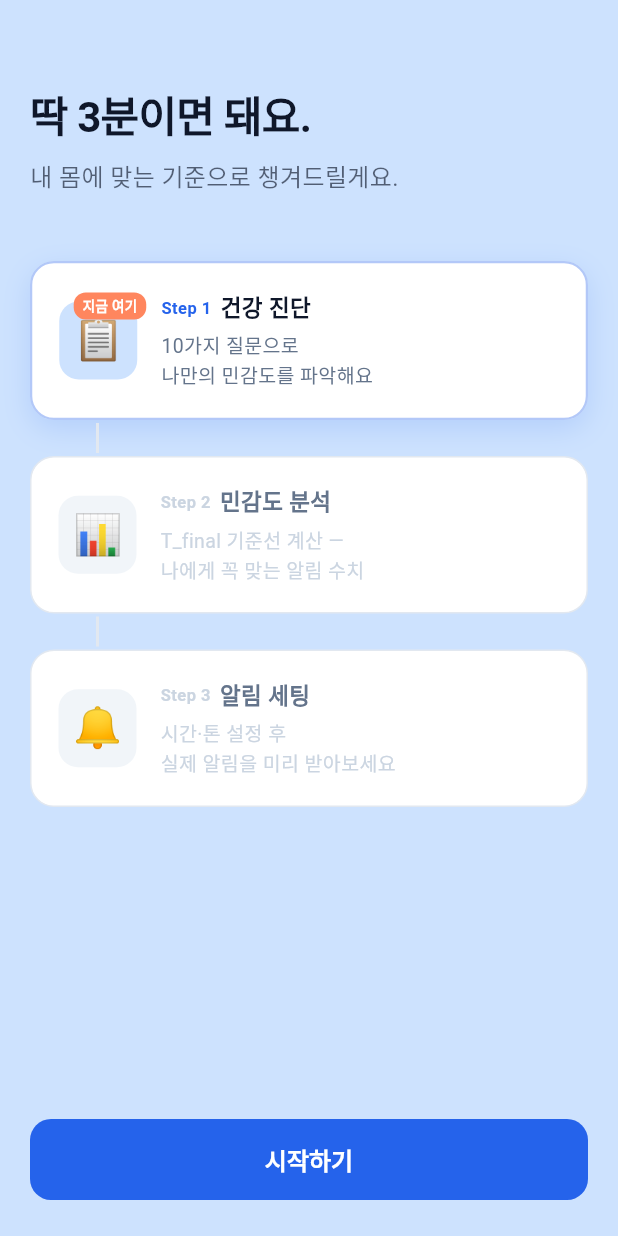
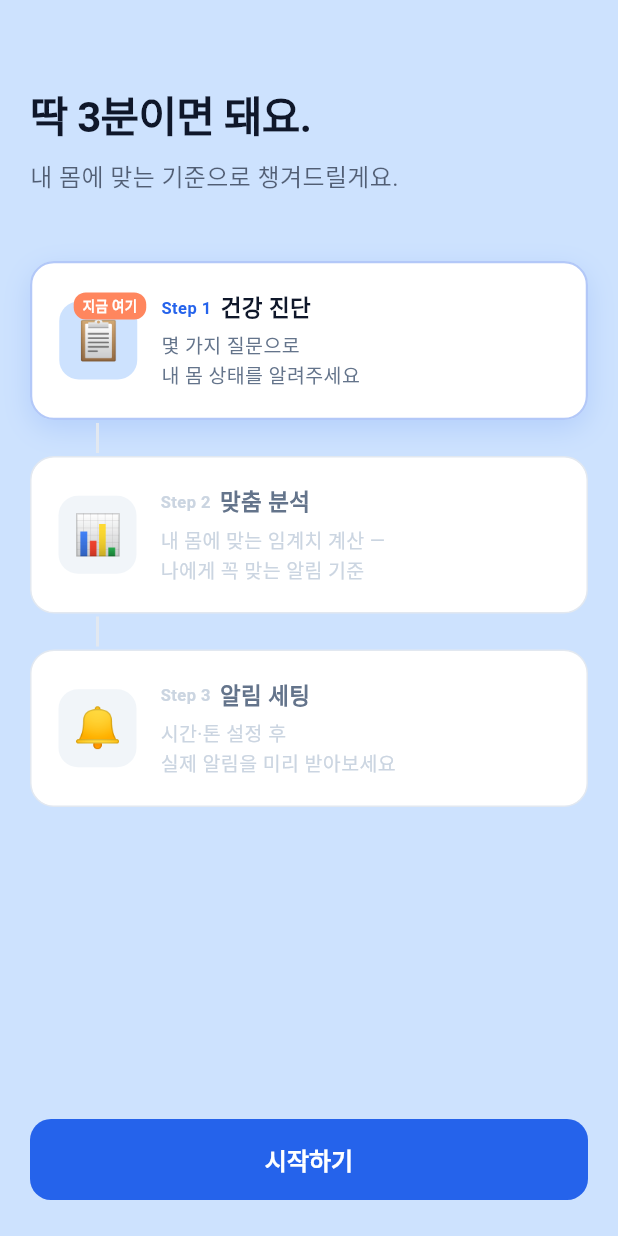
Before and after one commit to yulgoklee/mask, a Flutter app: the RoadmapScreen screen opened by its route, on a phone screen of 412 x 824 dp. Run offline on Flutter 3.47's test engine with Material 3 defaults, Android fonts, the phone set to English and light mode, and no system bars; our stand-ins replace dio, firebase_analytics, firebase_core, firebase_crashlytics, firebase_remote_config, flutter_animate and 11 more; missing offline and left inert: animated_digit, workmanager; accounts and stored records are empty; statements that could not run were skipped.

Commit message:
refactor(onboarding): 카피 정합성 + 위임 톤 보강 (A-5)
진입 플로우 12개 화면 점검 결과 발견된 갭 보정.

정합성 갭 3건 수정 (활동·민감도 영구 제거 결정과 모순):
- welcome_screen.dart line 119: '호흡기 · 활동량 · 민감도' → '호흡기 · 심혈관 · 흡연 이력'
- roadmap_screen.dart: '민감도 분석' → '맞춤 분석'
- roadmap_screen.dart: '10가지 질문으로 나만의 민감도를 파악해요' → '몇 가지 질문으로 내 몸 상태를 알려주세요'
- roadmap_screen.dart: 'T_final 기준선' (개발 용어) → '내 몸에 맞는 임계치' (일반인 표현)
- analysis_loading_screen.dart: '민감도 계수를 계산 중이에요' → '내 몸에 맞는 임계치를 계산 중이에요'

위임 톤 보강 1건 (welcome 서브 카피):
- 기존: '같은 공기도 사람마다 다르게 영향을 줘요. 당신의 몸 상태를 알려주시면 그에 맞춘 알림을 보내드릴게요.'
- 신규: '오늘 마스크 챙겨야 할지, 당신 대신 판단해드릴게요. 같은 공기도 사람마다 다르게 영향을 주니까요.'
- 핵심 가치 '나 대신 부탁해' (위임받은 판단자) 첫 가시화

Disclaimer '임신·항암' 표현은 의료 면책 차원 + 1.x.x Tier 2/3 재도입 가능성 위해 유지 결정 (yulgok).

검증:
- flutter analyze lib/: 에러·경고 0건
- flutter test: 421/421 통과

Co-Authored-By: Claude Opus 4.7 (1M context) <noreply@anthropic.com>

```diff
--- a/lib/features/onboarding/analysis_loading_screen.dart
+++ b/lib/features/onboarding/analysis_loading_screen.dart
@@ -27,7 +27,7 @@ class _AnalysisLoadingScreenState
 
   static const _messages = [
     '프로필을 분석하고 있어요...',
-    '민감도 계수를 계산 중이에요...',
+    '내 몸에 맞는 임계치를 계산 중이에요...',
     '맞춤형 알림 기준을 설정하고 있어요...',
     '거의 다 됐어요! ✨',
   ];
--- a/lib/features/onboarding/roadmap_screen.dart
+++ b/lib/features/onboarding/roadmap_screen.dart
@@ -88,15 +88,15 @@ class _RoadmapScreenState extends State<RoadmapScreen>
                     step: 1,
                     emoji: '📋',
                     title: '건강 진단',
-                    description: '10가지 질문으로\n나만의 민감도를 파악해요',
+                    description: '몇 가지 질문으로\n내 몸 상태를 알려주세요',
                     isActive: true,
                   ),
                   const _StepConnector(),
                   _StepCard(
                     step: 2,
                     emoji: '📊',
-                    title: '민감도 분석',
-                    description: 'T_final 기준선 계산 —\n나에게 꼭 맞는 알림 수치',
+                    title: '맞춤 분석',
+                    description: '내 몸에 맞는 임계치 계산 —\n나에게 꼭 맞는 알림 기준',
                     isActive: false,
                   ),
                   const _StepConnector(),
--- a/lib/features/onboarding/welcome_screen.dart
+++ b/lib/features/onboarding/welcome_screen.dart
@@ -87,7 +87,7 @@ class _WelcomeScreenState extends ConsumerState<WelcomeScreen>
 
                     // ── 서브 카피 ────────────────────────────────
                     Text(
-                      '같은 공기도 사람마다 다르게 영향을 줘요.\n당신의 몸 상태를 알려주시면 그에 맞춘\n알림을 보내드릴게요.',
+                      '오늘 마스크 챙겨야 할지, 당신 대신 판단해드릴게요.\n같은 공기도 사람마다 다르게 영향을 주니까요.',
                       style: TextStyle(
                         fontSize: 15,
                         color: AppColors.textPrimary.withValues(alpha: 0.65),
@@ -116,7 +116,7 @@ class _WelcomeScreenState extends ConsumerState<WelcomeScreen>
                     const _StepRow(
                       number: '①',
                       label: '몇 가지 질문',
-                      description: '호흡기 · 활동량 · 민감도',
+                      description: '호흡기 · 심혈관 · 흡연 이력',
                     ),
                     const SizedBox(height: 20),
                     const _StepRow(
```
